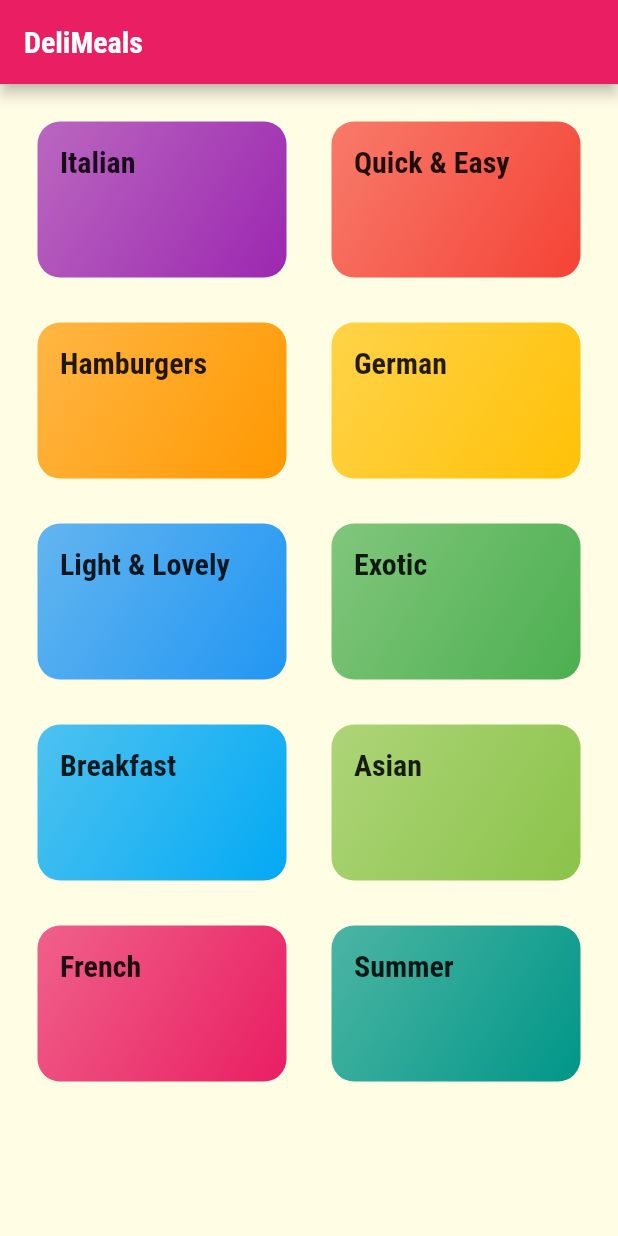
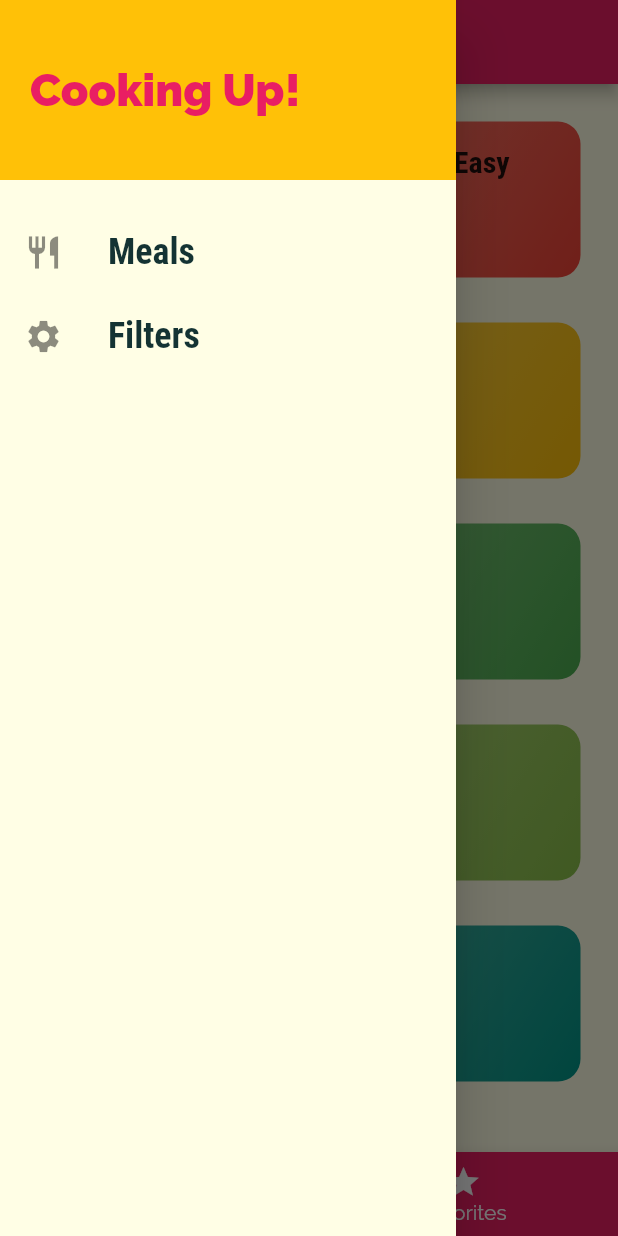
Before and after one commit to wozniakmarek/restaurant_menu_app, a Flutter app: the screen it shows after launch, with the side drawer open (before the commit the screen has no drawer), on a phone screen of 412 x 824 dp. Run offline on Flutter 3.47's test engine with Material 2 defaults, Android fonts, the light colour scheme and no system bars.

Commit message:
Filters + Favs

```diff
--- a/lib/main.dart
+++ b/lib/main.dart
@@ -1,4 +1,10 @@
+// ignore_for_file: prefer_const_constructors, unused_field, prefer_final_fields
+
 import 'package:flutter/material.dart';
+import 'package:flutter_complete_guide/dummy_data.dart';
+import 'package:flutter_complete_guide/models/meal.dart';
+import 'package:flutter_complete_guide/screens/filters_screen.dart';
+import 'package:flutter_complete_guide/screens/tabs_screen.dart';
 
 import './screens/meal_detail_screen.dart';
 import './screens/category_meals_screen.dart';
@@ -6,7 +12,64 @@ import './screens/categories_screen.dart';
 
 void main() => runApp(MyApp());
 
-class MyApp extends StatelessWidget {
+class MyApp extends StatefulWidget {
+  @override
+  State<MyApp> createState() => _MyAppState();
+}
+
+class _MyAppState extends State<MyApp> {
+  Map<String, bool> _filters = {
+    'gluten': false,
+    'lactose': false,
+    'vegan': false,
+    'vegetarian': false,
+  };
+
+  List<Meal> _availableMeals = DUMMY_MEALS;
+  List<Meal> _favoriteMeals = [];
+
+  void _setFilters(Map<String, bool> filterData) {
+    setState(() {
+      _filters = filterData;
+
+      _availableMeals = DUMMY_MEALS.where((meal) {
+        if (_filters['gluten'] && !meal.isGlutenFree) {
+          return false;
+        }
+        if (_filters['lactose'] && !meal.isLactoseFree) {
+          return false;
+        }
+        if (_filters['vegan'] && !meal.isVegan) {
+          return false;
+        }
+        if (_filters['vegetarian'] && !meal.isVegetarian) {
+          return false;
+        }
+        return true;
+      }).toList();
+    });
+  }
+
+  void _toggleFavorite(String mealId) {
+    final existingIndex =
+        _favoriteMeals.indexWhere((meal) => meal.id == mealId);
+    if (existingIndex >= 0) {
+      setState(() {
+        _favoriteMeals.removeAt(existingIndex);
+      });
+    } else {
+      setState(() {
+        _favoriteMeals.add(
+          DUMMY_MEALS.firstWhere((meal) => meal.id == mealId),
+        );
+      });
+    }
+  }
+
+  bool _isMealFavorite(String id) {
+    return _favoriteMeals.any((meal) => meal.id == id);
+  }
+
   @override
   Widget build(BuildContext context) {
     return MaterialApp(
@@ -32,18 +95,12 @@ class MyApp extends StatelessWidget {
       // home: CategoriesScreen(),
       initialRoute: '/', // default is '/'
       routes: {
-        '/': (ctx) => CategoriesScreen(),
-        CategoryMealsScreen.routeName: (ctx) => CategoryMealsScreen(),
-        MealDetailScreen.routeName: (ctx) => MealDetailScreen(),
-      },
-      onGenerateRoute: (settings) {
-        print(settings.arguments);
-        // if (settings.name == '/meal-detail') {
-        //   return ...;
-        // } else if (settings.name == '/something-else') {
-        //   return ...;
-        // }
-        // return MaterialPageRoute(builder: (ctx) => CategoriesScreen(),);
+        '/': (ctx) => TabsScreen(_favoriteMeals),
+        CategoryMealsScreen.routeName: (ctx) =>
+            CategoryMealsScreen(_availableMeals),
+        MealDetailScreen.routeName: (ctx) =>
+            MealDetailScreen(_toggleFavorite, _isMealFavorite),
+        FiltersScreen.routeName: (ctx) => FiltersScreen(_filters, _setFilters),
       },
       onUnknownRoute: (settings) {
         return MaterialPageRoute(
--- a/lib/screens/categories_screen.dart
+++ b/lib/screens/categories_screen.dart
@@ -5,11 +5,7 @@ import '../widgets/category_item.dart';
 class CategoriesScreen extends StatelessWidget {
   @override
   Widget build(BuildContext context) {
-    return Scaffold(
-      appBar: AppBar(
-        title: const Text('DeliMeals'),
-      ),
-      body: GridView(
+    return GridView(
       padding: const EdgeInsets.all(15),
       children: DUMMY_CATEGORIES.map((catData) {
         return CategoryItem(
@@ -23,7 +19,6 @@ class CategoriesScreen extends StatelessWidget {
           childAspectRatio: 3 / 2,
           crossAxisSpacing: 10,
           mainAxisSpacing: 10),
-      ),
     );
   }
 }
--- /dev/null
+++ b/lib/screens/tabs_screen.dart
@@ -0,0 +1,104 @@
+// ignore_for_file: prefer_const_constructors, prefer_const_literals_to_create_immutables, deprecated_member_use
+
+import 'package:flutter/material.dart';
+import 'package:flutter_complete_guide/dummy_data.dart';
+import 'package:flutter_complete_guide/models/meal.dart';
+import 'package:flutter_complete_guide/screens/categories_screen.dart';
+import 'package:flutter_complete_guide/screens/favorites_screen.dart';
+import 'package:flutter_complete_guide/widgets/main_drawer.dart';
+
+class TabsScreen extends StatefulWidget {
+  final List<Meal> favoriteMeals;
+
+  TabsScreen(this.favoriteMeals);
+
+  @override
+  _TabsScreenState createState() => _TabsScreenState();
+}
+
+class _TabsScreenState extends State<TabsScreen> {
+  List<Map<String, Object>> _pages;
+  int _selectedPageIndex = 0;
+
+  void _selectPage(int index) {
+    setState(() {
+      _selectedPageIndex = index;
+    });
+  }
+
+  @override
+  void initState() {
+    _pages = [
+      {
+        'page': CategoriesScreen(),
+        'title': 'Categories',
+      },
+      {
+        'page': FavoritesScreen(widget.favoriteMeals),
+        'title': 'Your Favorites',
+      },
+    ];
+    super.initState();
+  }
+
+  @override
+  Widget build(BuildContext context) {
+    return /*DefaultTabController(
+      length: 2,
+      initialIndex: 0, //<-- this is the default value for initialIndex in DefaultTabController   (length: 2, initialIndex: 0,) in this case it is 0 because we have 2 tabs and we want to start from the first tab (index: 0) so we set initialIndex: 0)
+      child: Scaffold(
+        appBar: AppBar(
+          title: const Text('DeliMeals'),
+          bottom: TabBar(
+            tabs: <Widget>[
+              Tab(
+                icon: Icon(Icons.category),
+                text: 'Categories',
+              ),
+              Tab(
+                icon: Icon(Icons.star),
+                text: 'Favorites',
+              ),
+            ],
+          ),
+        ),
+        body: TabBarView(
+          children: <Widget>[
+            CategoriesScreen(),
+            FavoritesScreen(),
+          ],
+        ),
+      ),
+    );*/
+        Scaffold(
+      appBar: AppBar(
+        title: Text(_pages.elementAt(_selectedPageIndex)['title']),
+      ),
+      drawer: MainDrawer(),
+      body: _pages[_selectedPageIndex]['page'],
+      bottomNavigationBar: BottomNavigationBar(
+        onTap: _selectPage,
+        backgroundColor: Theme.of(context).primaryColor,
+        unselectedItemColor: Colors.white,
+        unselectedLabelStyle: TextStyle(fontSize: 14),
+        selectedItemColor: Theme.of(context).accentColor,
+        selectedLabelStyle:
+            TextStyle(fontSize: 14, fontWeight: FontWeight.bold),
+        currentIndex: _selectedPageIndex,
+        type: BottomNavigationBarType.fixed,
+        items: [
+          BottomNavigationBarItem(
+            backgroundColor: Theme.of(context).primaryColor,
+            icon: Icon(Icons.cleaning_services),
+            label: 'Categories',
+          ),
+          BottomNavigationBarItem(
+            backgroundColor: Theme.of(context).primaryColor,
+            icon: Icon(Icons.star),
+            label: 'Favorites',
+          ),
+        ],
+      ),
+    );
+  }
+}
--- /dev/null
+++ b/lib/widgets/main_drawer.dart
@@ -0,0 +1,61 @@
+import 'package:flutter/material.dart';
+import 'package:flutter_complete_guide/screens/filters_screen.dart';
+
+class MainDrawer extends StatelessWidget {
+  Widget buildListTile(String title, IconData icon, Function tapHandler) {
+    return ListTile(
+      leading: Icon(
+        icon,
+        size: 26,
+      ),
+      title: Text(
+        title,
+        style: TextStyle(
+          fontFamily: 'RobotoCondensed',
+          fontSize: 24,
+          fontWeight: FontWeight.bold,
+        ),
+      ),
+      onTap: tapHandler,
+    );
+  }
+
+  @override
+  Widget build(BuildContext context) {
+    return Drawer(
+      child: Column(
+        children: <Widget>[
+          Container(
+            height: 120,
+            width: double.infinity,
+            padding: EdgeInsets.all(20),
+            alignment: Alignment.centerLeft,
+            color: Theme.of(context).accentColor,
+            child: Text(
+              'Cooking Up!',
+              style: TextStyle(
+                fontWeight: FontWeight.w900,
+                fontSize: 30,
+                color: Theme.of(context).primaryColor,
+              ),
+            ),
+          ),
+          SizedBox(
+            height: 20,
+          ),
+          buildListTile(
+            'Meals',
+            Icons.restaurant,
+            () => Navigator.of(context).pushReplacementNamed('/'),
+          ),
+          buildListTile(
+            'Filters',
+            Icons.settings,
+            () => Navigator.of(context)
+                .pushReplacementNamed(FiltersScreen.routeName),
+          ),
+        ],
+      ),
+    );
+  }
+}
```
Also changed, not shown: lib/screens/category_meals_screen.dart (+49 -22 lines), lib/screens/filters_screen.dart (added, +133 -0 lines), lib/screens/meal_detail_screen.dart (+16 -0 lines), lib/widgets/meal_item.dart (+12 -2 lines). Lines whose indentation alone changed are shown as unchanged.
